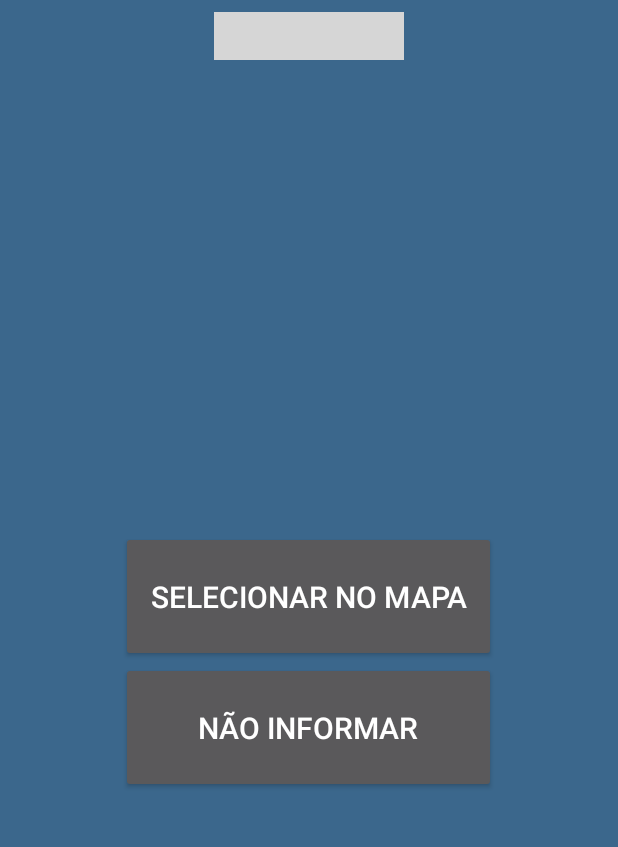
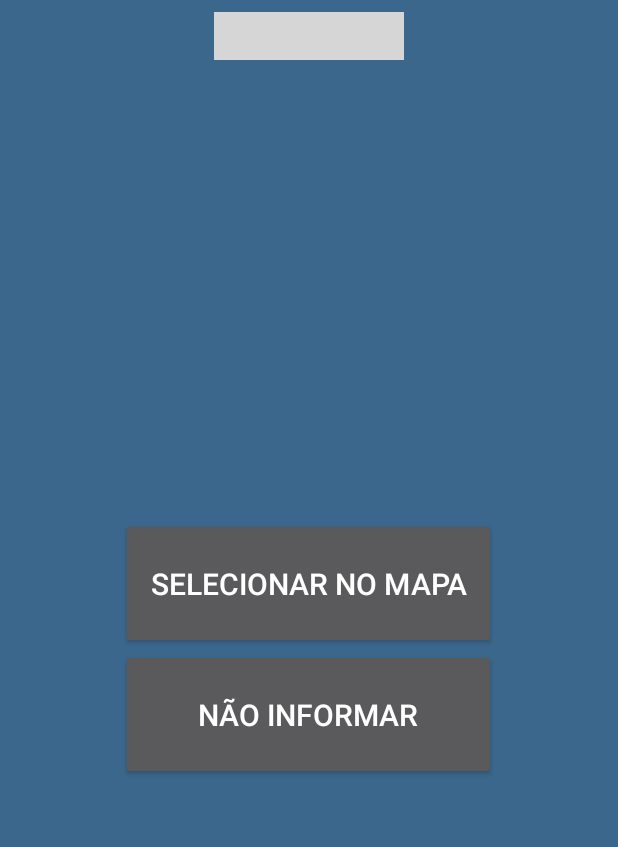
Before and after one commit to MathiasBerwig/CidadaoIjuiense, an Android app: the screen it shows after launch (MainActivity), after a tap on "SINALIZAÇÃO E PLACAS", on a phone screen of 412 x 824 dp, the part 114-961 px from its top. Run offline under Robolectric (Android 15) with nearby library versions, the phone set to English and light mode, and no system bars; our stand-ins replace ButterKnife; libraries missing offline, so code that uses them is left out: com.badoualy.stepperindicator; plain views replace ColorTextView, StepperIndicator; 1 statement that could not run was skipped; grey boxes are pictures that could not be loaded.

Commit message:
Melhorias no alinhamento do fragmento de seleção de local

```diff
--- a/app/src/main/res/layout/fragment_selecionar_local.xml
+++ b/app/src/main/res/layout/fragment_selecionar_local.xml
@@ -1,9 +1,8 @@
-<LinearLayout xmlns:android="http://schemas.android.com/apk/res/android"
+<RelativeLayout xmlns:android="http://schemas.android.com/apk/res/android"
     xmlns:colortextview="http://schemas.android.com/apk/res-auto"
     xmlns:tools="http://schemas.android.com/tools"
     android:layout_width="match_parent"
     android:layout_height="match_parent"
-    android:gravity="center"
     android:orientation="vertical"
     tools:context="io.github.mathiasberwig.cidadao_ijuense.presentation.fragment.SelecionarLocalFragment">
 
@@ -12,8 +11,9 @@
         android:id="@+id/tv_endereco_ocorrencia"
         android:layout_width="wrap_content"
         android:layout_height="wrap_content"
-        android:layout_gravity="top"
-        android:layout_marginBottom="50dp"
+        android:layout_alignParentTop="true"
+        android:layout_marginTop="16dp"
+        android:layout_marginBottom="16dp"
         android:layout_marginLeft="24dp"
         android:layout_marginRight="24dp"
         android:textAlignment="center"
@@ -27,6 +27,13 @@
         colortextview:clt_txt1="@string/text_endereco_ocorrencia_1"
         colortextview:clt_txt2="@string/text_endereco_ocorrencia_2"
         colortextview:clt_txt3="@string/text_endereco_ocorrencia_3" />
+
+    <LinearLayout
+        android:layout_below="@id/tv_endereco_ocorrencia"
+        android:layout_width="match_parent"
+        android:layout_height="match_parent"
+        android:gravity="center"
+        android:orientation="vertical">
 
         <!-- Selecionar Local -->
         <Button
@@ -53,5 +60,6 @@
             android:text="@string/action_nao_informar_local"
             android:textSize="20sp"
             tools:ignore="ContentDescription" />
+    </LinearLayout>
 
-</LinearLayout>
+</RelativeLayout>
```
Lines whose indentation alone changed are shown as unchanged.
